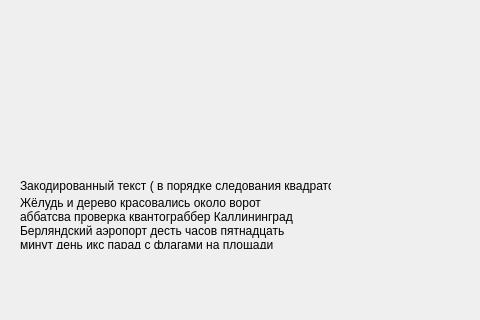
Before: the Qt Designer form root_window.ui in shm0nya/Lipilin-s-game, drawn with Qt 5; both pictures show x 0 to 480 and y 212 to 532 of the 831 by 532 pixel window.
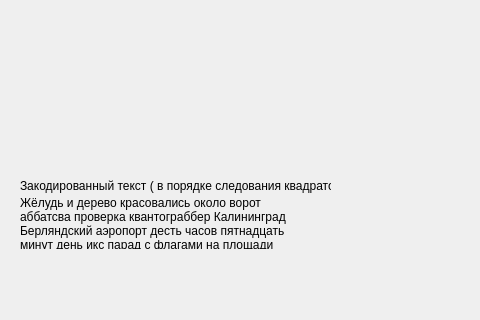
After: the same form once the commit is applied.

Commit message:
Rolling stones - Paint it black!
вроде это хотел Кирилл
но это просто функция, теперь жду команды, откуда и куда ее пихать

```diff
--- a/root_window.ui
+++ b/root_window.ui
@@ -47,7 +47,7 @@
     </rect>
    </property>
    <property name="text">
-    <string>Жёлудь и дерево красовались около ворот аббатсва проверка квантограббер Каллининград Берляндский аэропорт десть часов пятнадцать минут день икс парад с флагами на площади близ фонтана</string>
+    <string>Жёлудь и дерево красовались около ворот аббатсва проверка квантограббер Калининград Берляндский аэропорт десть часов пятнадцать минут день икс парад с флагами на площади близ фонтана</string>
    </property>
    <property name="wordWrap">
     <bool>true</bool>
```
The commit also changes 2 other files.
